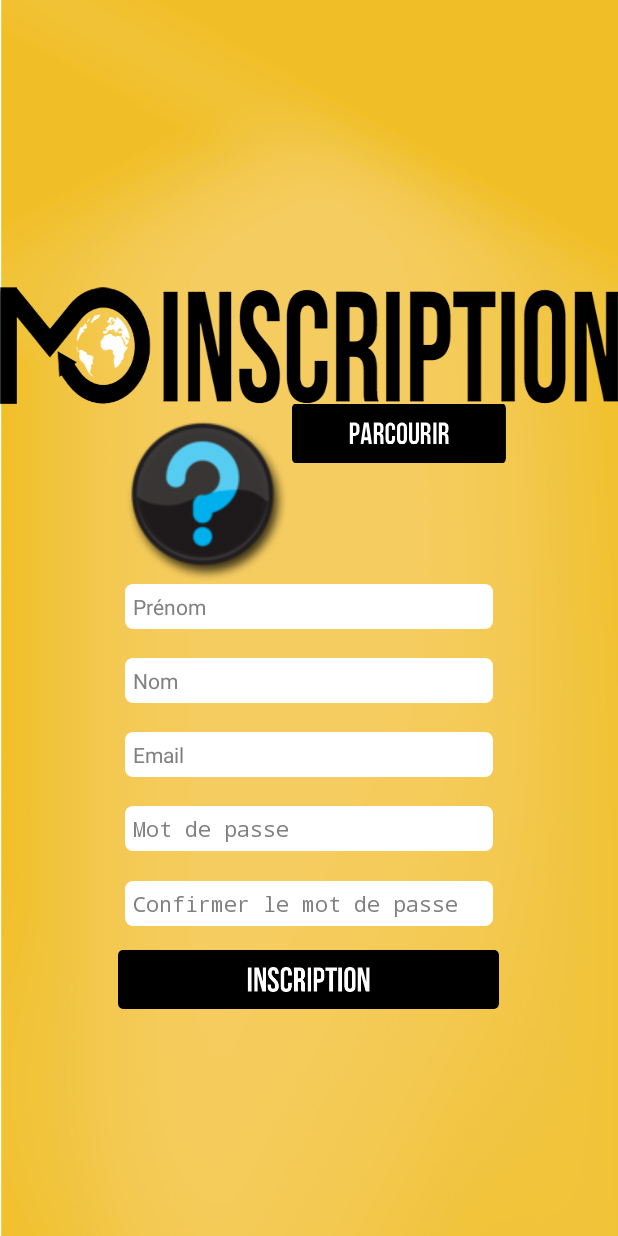
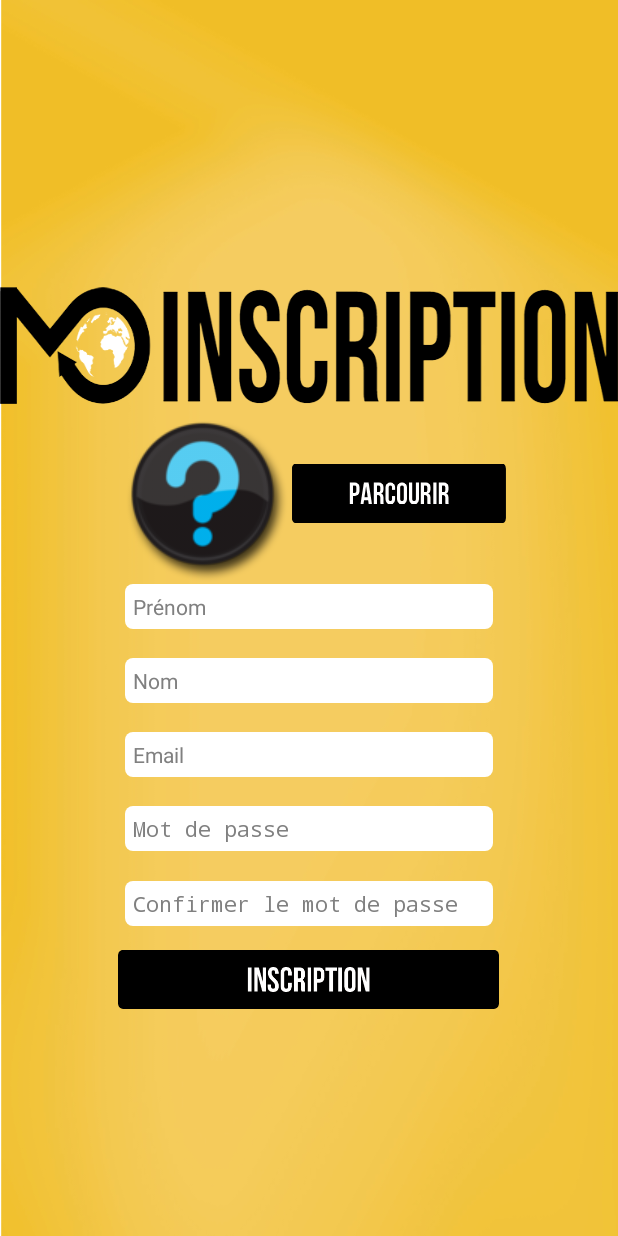
Before and after one commit to fulleco/moveon, an Android app: the RegisterActivity screen opened directly, with no data from a screen before it, on a phone screen of 412 x 824 dp. Run offline under Robolectric (Android 15) with nearby library versions, the phone set to English and light mode, and no system bars.

Commit message:
nettoyage de fichier dans les ressources

```diff
--- a/ProjectMoveOn/app/src/main/res/layout/activity_register.xml
+++ b/ProjectMoveOn/app/src/main/res/layout/activity_register.xml
@@ -37,12 +37,12 @@
             android:id="@+id/buttonParcourir"
             android:layout_width="wrap_content"
             android:layout_height="wrap_content"
-            android:layout_marginBottom="20dp"
             android:adjustViewBounds="true"
             android:background="@drawable/button_parcourir_selector"
             android:scaleType="centerInside"
             android:textColor="#FFF"
-            android:textStyle="bold"/>
+            android:textStyle="bold"
+            android:layout_gravity="center_vertical"/>
 
     </LinearLayout>
 
```
Also changed, not shown: ProjectMoveOn/app/src/main/res/drawable/button_big_connect_selector.xml (deleted, +0 -7 lines), ProjectMoveOn/app/src/main/res/drawable/button_big_register_selector.xml (deleted, +0 -7 lines), ProjectMoveOn/app/src/main/res/drawable/hover1.png (deleted), ProjectMoveOn/app/src/main/res/drawable/hover2.png (deleted), ProjectMoveOn/app/src/main/res/drawable/hover3.png (deleted).
